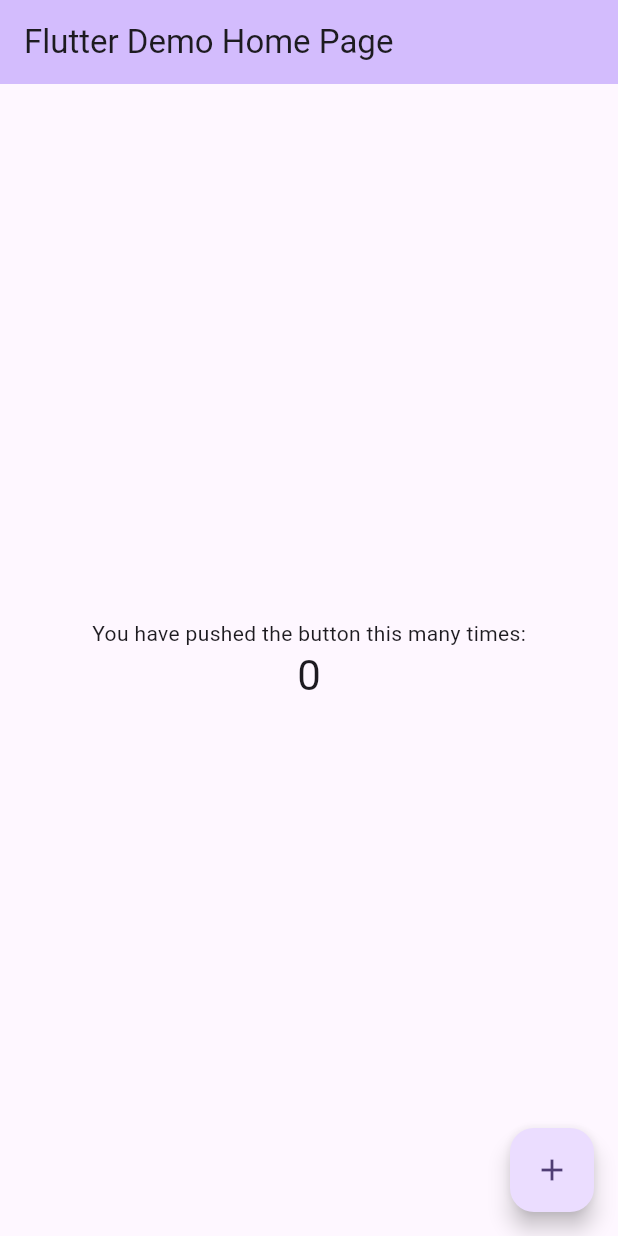
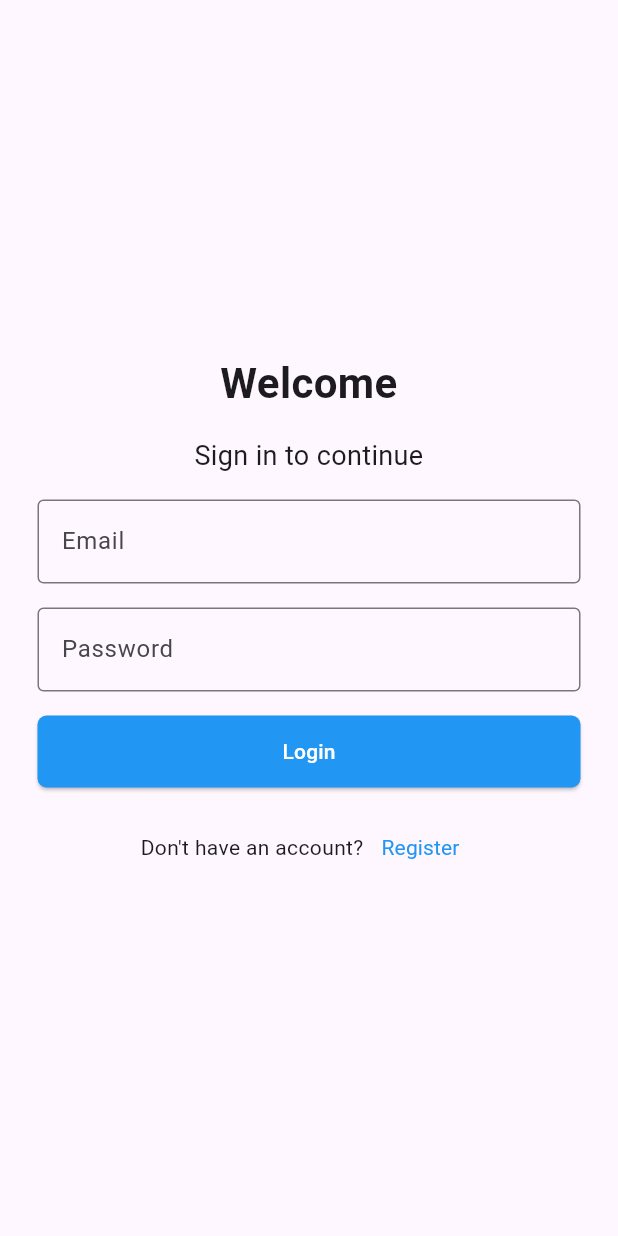
Before and after one commit to paulusapr/TaskHub, a Flutter app: the screen it shows after launch, on a phone screen of 412 x 824 dp. Run offline on Flutter 3.47's test engine with Material 3 defaults, Android fonts, the phone set to English and light mode, and no system bars.

Commit message:
login & register form pages

```diff
--- a/flutter_mobile/lib/main.dart
+++ b/flutter_mobile/lib/main.dart
@@ -1,4 +1,9 @@
 import 'package:flutter/material.dart';
+import 'pages/home.dart';
+import 'pages/login.dart';
+import 'pages/register.dart';
+import 'pages/tasks/create.dart';
+import 'pages/tasks/edit.dart';
 
 void main() {
   runApp(const MyApp());
@@ -7,116 +12,21 @@ void main() {
 class MyApp extends StatelessWidget {
   const MyApp({super.key});
 
-  // This widget is the root of your application.
   @override
   Widget build(BuildContext context) {
     return MaterialApp(
-      title: 'Flutter Demo',
+      title: 'TaskHub Flutter',
       theme: ThemeData(
-        // This is the theme of your application.
-        //
-        // TRY THIS: Try running your application with "flutter run". You'll see
-        // the application has a purple toolbar. Then, without quitting the app,
-        // try changing the seedColor in the colorScheme below to Colors.green
-        // and then invoke "hot reload" (save your changes or press the "hot
-        // reload" button in a Flutter-supported IDE, or press "r" if you used
-        // the command line to start the app).
-        //
-        // Notice that the counter didn't reset back to zero; the application
-        // state is not lost during the reload. To reset the state, use hot
-        // restart instead.
-        //
-        // This works for code too, not just values: Most code changes can be
-        // tested with just a hot reload.
         colorScheme: ColorScheme.fromSeed(seedColor: Colors.deepPurple),
       ),
-      home: const MyHomePage(title: 'Flutter Demo Home Page'),
+      initialRoute: '/login',
+      routes: {
+        '/login': (context) => const LoginPage(),
+        '/home': (context) => const MyHomePage(title: 'Home'),
+        '/register': (context) => const RegisterPage(),
+        '/tasks/create': (context) => const CreateTaskPage(title: 'Create Task'),
+        '/tasks/edit': (context) => const EditTaskPage(title: 'Edit Task'),
+      },
     );
   }
 }
-
-class MyHomePage extends StatefulWidget {
-  const MyHomePage({super.key, required this.title});
-
-  // This widget is the home page of your application. It is stateful, meaning
-  // that it has a State object (defined below) that contains fields that affect
-  // how it looks.
-
-  // This class is the configuration for the state. It holds the values (in this
-  // case the title) provided by the parent (in this case the App widget) and
-  // used by the build method of the State. Fields in a Widget subclass are
-  // always marked "final".
-
-  final String title;
-
-  @override
-  State<MyHomePage> createState() => _MyHomePageState();
-}
-
-class _MyHomePageState extends State<MyHomePage> {
-  int _counter = 0;
-
-  void _incrementCounter() {
-    setState(() {
-      // This call to setState tells the Flutter framework that something has
-      // changed in this State, which causes it to rerun the build method below
-      // so that the display can reflect the updated values. If we changed
-      // _counter without calling setState(), then the build method would not be
-      // called again, and so nothing would appear to happen.
-      _counter++;
-    });
-  }
-
-  @override
-  Widget build(BuildContext context) {
-    // This method is rerun every time setState is called, for instance as done
-    // by the _incrementCounter method above.
-    //
-    // The Flutter framework has been optimized to make rerunning build methods
-    // fast, so that you can just rebuild anything that needs updating rather
-    // than having to individually change instances of widgets.
-    return Scaffold(
-      appBar: AppBar(
-        // TRY THIS: Try changing the color here to a specific color (to
-        // Colors.amber, perhaps?) and trigger a hot reload to see the AppBar
-        // change color while the other colors stay the same.
-        backgroundColor: Theme.of(context).colorScheme.inversePrimary,
-        // Here we take the value from the MyHomePage object that was created by
-        // the App.build method, and use it to set our appbar title.
-        title: Text(widget.title),
-      ),
-      body: Center(
-        // Center is a layout widget. It takes a single child and positions it
-        // in the middle of the parent.
-        child: Column(
-          // Column is also a layout widget. It takes a list of children and
-          // arranges them vertically. By default, it sizes itself to fit its
-          // children horizontally, and tries to be as tall as its parent.
-          //
-          // Column has various properties to control how it sizes itself and
-          // how it positions its children. Here we use mainAxisAlignment to
-          // center the children vertically; the main axis here is the vertical
-          // axis because Columns are vertical (the cross axis would be
-          // horizontal).
-          //
-          // TRY THIS: Invoke "debug painting" (choose the "Toggle Debug Paint"
-          // action in the IDE, or press "p" in the console), to see the
-          // wireframe for each widget.
-          mainAxisAlignment: MainAxisAlignment.center,
-          children: <Widget>[
-            const Text('You have pushed the button this many times:'),
-            Text(
-              '$_counter',
-              style: Theme.of(context).textTheme.headlineMedium,
-            ),
-          ],
-        ),
-      ),
-      floatingActionButton: FloatingActionButton(
-        onPressed: _incrementCounter,
-        tooltip: 'Increment',
-        child: const Icon(Icons.add),
-      ), // This trailing comma makes auto-formatting nicer for build methods.
-    );
-  }
-}
--- /dev/null
+++ b/flutter_mobile/lib/pages/login.dart
@@ -0,0 +1,126 @@
+import 'package:flutter/material.dart';
+
+class LoginPage extends StatefulWidget {
+  const LoginPage({super.key});
+
+  @override
+  State<LoginPage> createState() => _LoginPageState();
+}
+
+class _LoginPageState extends State<LoginPage> {
+  final _formKey = GlobalKey<FormState>();
+  final TextEditingController _emailController = TextEditingController();
+  final TextEditingController _passwordController = TextEditingController();
+
+  @override
+  Widget build(BuildContext context) {
+    return Scaffold(
+      body: Center(
+        child: Padding(
+          padding: const EdgeInsets.symmetric(horizontal: 25.0),
+          child: Form(
+            key: _formKey,
+            child: Column(
+              spacing: 16,
+              mainAxisAlignment: MainAxisAlignment.center,
+              crossAxisAlignment: CrossAxisAlignment.center,
+              children: [
+                const Text(
+                  'Welcome',
+                  textAlign: TextAlign.center,
+                  style: TextStyle(
+                    fontSize: 28,
+                    fontWeight: FontWeight.bold,
+                  ),
+                ),
+                const Text(
+                  'Sign in to continue',
+                  textAlign: TextAlign.center,
+                  style: TextStyle(
+                    fontSize: 18,
+                  ),
+                ),
+                TextFormField(
+                  controller: _emailController,
+                  decoration: InputDecoration(
+                      labelText: 'Email',
+                      border: OutlineInputBorder(
+                        borderRadius: BorderRadius.circular(4.0),
+                      )
+                  ),
+                  validator: (value) {
+                    if (value == null || value.isEmpty) return 'Enter email';
+                    if (!value.contains('@')) return 'Invalid email';
+                    return null;
+                  },
+                ),
+                TextFormField(
+                  controller: _passwordController,
+                  decoration: InputDecoration(
+                      labelText: 'Password',
+                      border: OutlineInputBorder(
+                        borderRadius: BorderRadius.circular(4.0),
+                      )
+                  ),
+                  obscureText: true,
+                  validator: (value) {
+                    if (value == null || value.isEmpty) return 'Enter password';
+                    if (value.length < 6) return 'Password too short';
+                    return null;
+                  },
+                ),
+                SizedBox(
+                  width: double.infinity,
+                  child: ElevatedButton(
+                    child: const Text('Login'),
+                    style: ElevatedButton.styleFrom(
+                      backgroundColor: Colors.blue,
+                      foregroundColor: Colors.white,
+                      shape: RoundedRectangleBorder(
+                        borderRadius: BorderRadius.circular(6),
+                      ),
+                      padding: const EdgeInsets.symmetric(vertical: 14),
+                    ),
+                    onPressed: () {
+                      if (_formKey.currentState!.validate()) {
+                        // Form is valid, proceed
+                        print('Email: ${_emailController.text}');
+                        print('Password: ${_passwordController.text}');
+                      }
+                    },
+                  ),
+                ),
+                Row(
+                  mainAxisAlignment: MainAxisAlignment.center,
+                  children: [
+                    const Text(
+                      "Don't have an account?",
+                      textAlign: TextAlign.center,
+                      style: TextStyle(
+                        fontSize: 14,
+                        fontWeight: FontWeight.w400,
+                      ),
+                    ),
+                    TextButton(
+                      onPressed: () {
+                        Navigator.pushNamed(context, '/register');
+                      },
+                      child: const Text(
+                        "Register",
+                        style: TextStyle(
+                          color: Colors.blue,
+                          fontSize: 14,
+                          fontWeight: FontWeight.w400,
+                        ),
+                      ),
+                    )
+                  ]
+                )
+              ],
+            ),
+          ),
+        ),
+      ),
+    );
+  }
+}
```
Also changed, not shown: flutter_mobile/lib/pages/home.dart (added, +87 -0 lines), flutter_mobile/lib/pages/register.dart (added, +141 -0 lines), flutter_mobile/lib/pages/tasks/create.dart (added, +87 -0 lines), flutter_mobile/lib/pages/tasks/edit.dart (added, +87 -0 lines).
